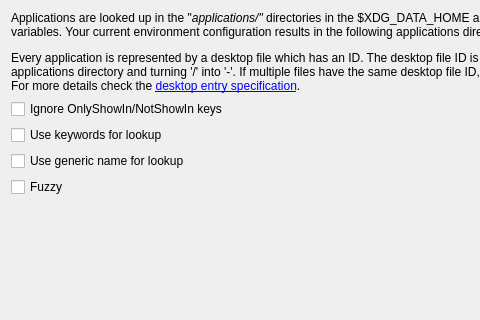
First picture: the form in applications/src/configwidget.ui, repository albertlauncher/plugins, before the edit; both pictures show x 0 to 480 and y 0 to 320 of the 800 by 600 pixel window.
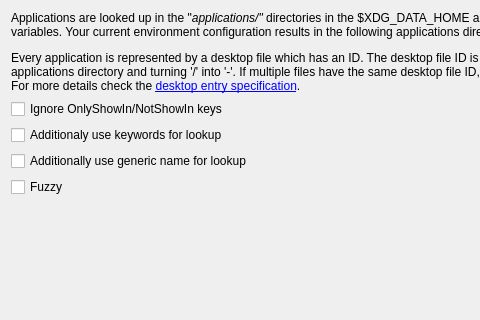
Second picture: the form after the edit.

Commit message: [Apps] More precise option strings in UI

Patch:
```diff
--- a/applications/src/configwidget.ui
+++ b/applications/src/configwidget.ui
@@ -48,14 +48,14 @@
        <item>
         <widget class="QCheckBox" name="checkBox_useKeywords">
          <property name="text">
-          <string>Use keywords for lookup</string>
+          <string>Additionaly use keywords for lookup</string>
          </property>
         </widget>
        </item>
        <item>
         <widget class="QCheckBox" name="checkBox_useGenericName">
          <property name="text">
-          <string>Use generic name for lookup</string>
+          <string>Additionally use generic name for lookup</string>
          </property>
         </widget>
        </item>
```
